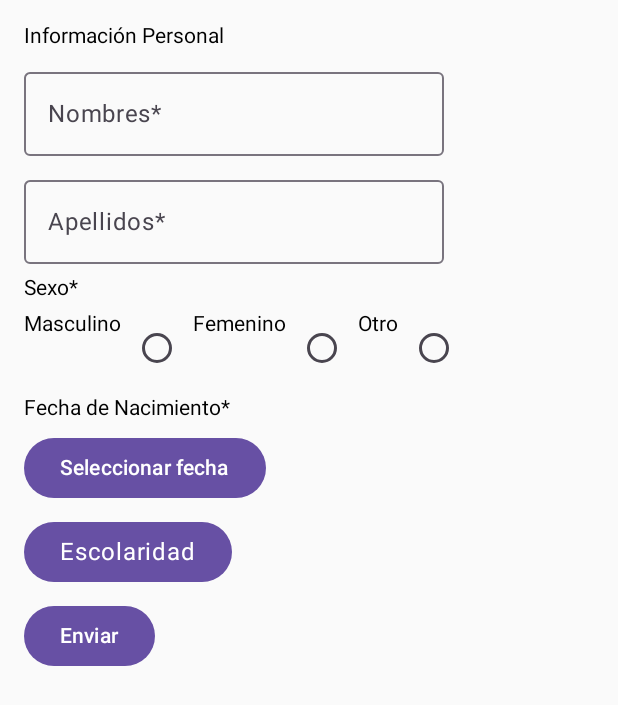
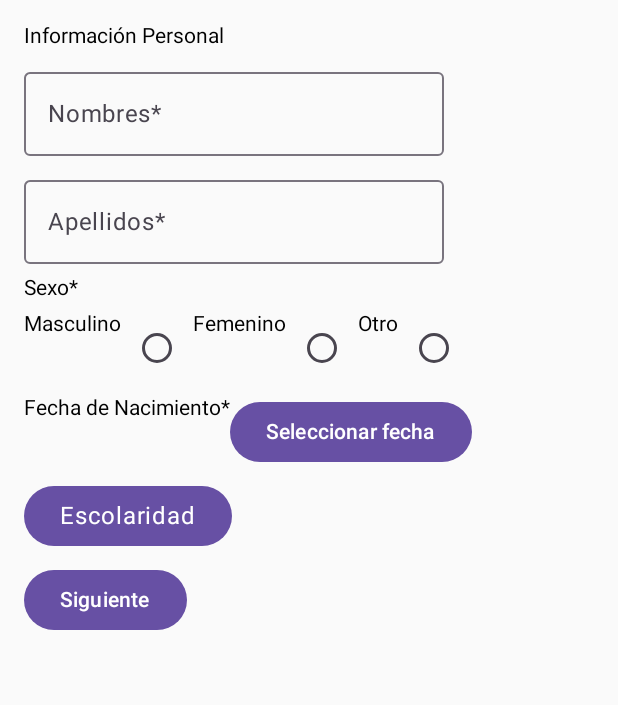
Before and after one commit to restrepotorres/-LabsCM20251Gr03, an Android app built with Jetpack Compose: the screen it shows after launch (PersonalDataActivity), on a phone screen of 412 x 824 dp. Shown: the top 705 px of the screen. Run offline under Robolectric (Android 15) with nearby library versions, the phone set to English and light mode, and no system bars.

Commit message:
ajustes de visualizacion

```diff
--- a/app/src/main/java/com/co/labscm20251_gr03/PersonalDataActivity.kt
+++ b/app/src/main/java/com/co/labscm20251_gr03/PersonalDataActivity.kt
@@ -133,11 +133,13 @@ fun Formulario() {
             )
 
         }
+        Row{
+            Text(text = "Fecha de Nacimiento*")
+            Button(onClick = { datePickerDialog.show() }) {
+                Text(fechaNacimiento)
+            }
+        }
 
-        Text(text = "Fecha de Nacimiento*")
-        Button(onClick = { datePickerDialog.show() }) {
-            Text(fechaNacimiento)
-        }
 
 
 
@@ -163,7 +165,7 @@ fun Formulario() {
         }
 
         Button(onClick = { println("la buena, pero falta validar los campos obligatorios") }) {
-            Text("Enviar") //Todo: validar los campos obligatorios
+            Text("Siguiente") //Todo: validar los campos obligatorios
         }
 
     }
```
